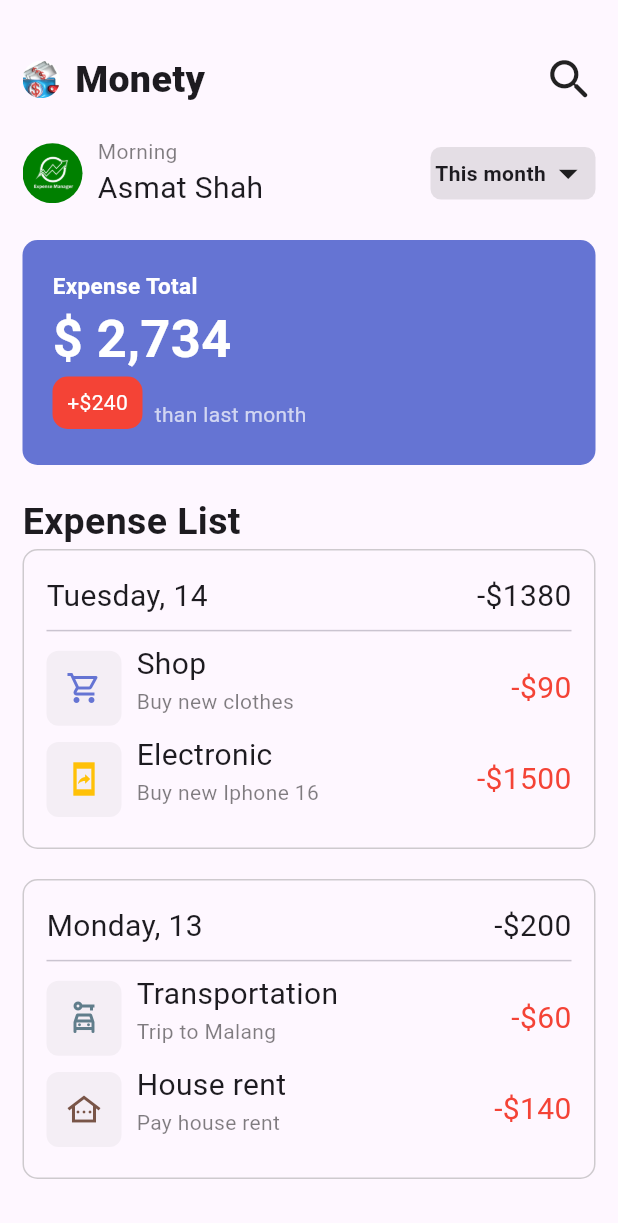
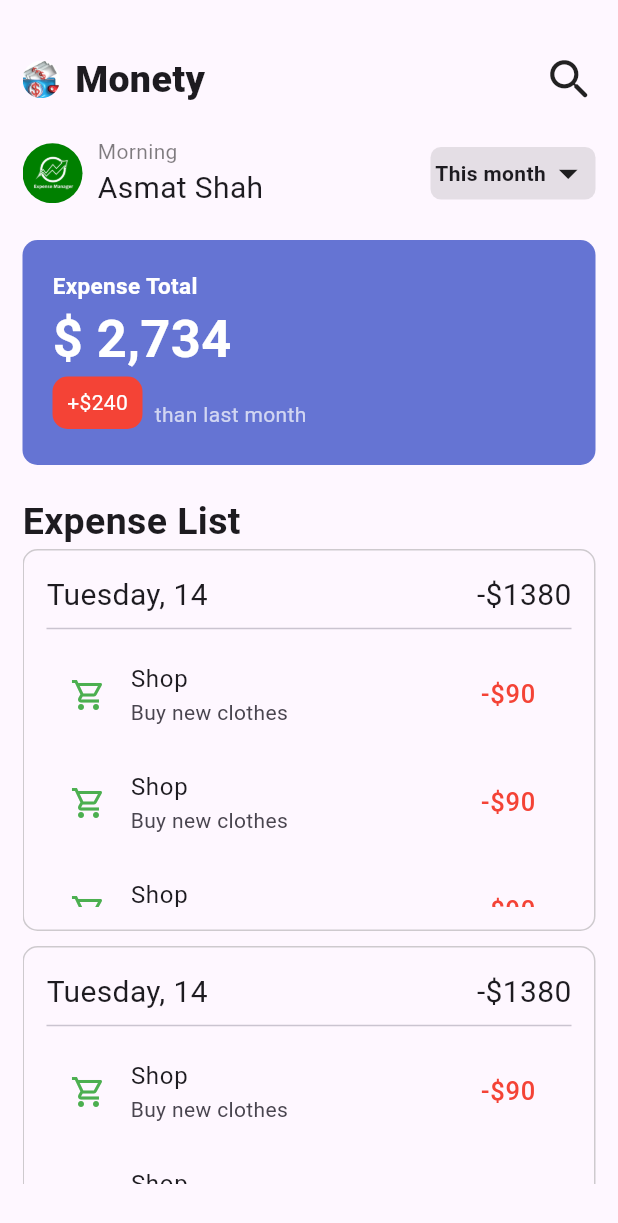
Before and after one commit to Asmat77/Expence_App_ui, a Flutter app: the HomePage screen opened directly, on a phone screen of 412 x 824 dp. Shown: the top 1223 px of the screen. Run offline on Flutter 3.47's test engine with Material 3 defaults, Android fonts, the phone set to English and light mode, and no system bars; our stand-ins replace sqflite; accounts and stored records are empty.

Commit message:
third_commit

```diff
--- a/lib/main.dart
+++ b/lib/main.dart
@@ -1,6 +1,7 @@
 
 
 import 'package:expence_app/domain/app_constants.dart';
+import 'package:expence_app/ui/homepage.dart';
 import 'package:expence_app/ui/on_boarding/login_page.dart';
 import 'package:flutter/cupertino.dart';
 import 'package:flutter/material.dart';
@@ -15,7 +16,7 @@ class MyApp extends StatelessWidget{
   Widget build(BuildContext context) {
     return MaterialApp(
       title: AppConstants.APP_NAME,
-      home: LogInPage(),
+      home: HomePage(),
     );
   }
 }
--- a/lib/ui/homepage.dart
+++ b/lib/ui/homepage.dart
@@ -5,8 +5,7 @@ class HomePage extends StatelessWidget {
   @override
   Widget build(BuildContext context) {
     return Scaffold(
-      body: SingleChildScrollView(
-        child: Padding(
+      body: Padding(
         padding: const EdgeInsets.all(15.0),
         child: Column(
           crossAxisAlignment: CrossAxisAlignment.start,
@@ -162,7 +161,88 @@ class HomePage extends StatelessWidget {
               "Expense List",
               style: TextStyle(fontSize: 25, fontWeight: FontWeight.bold),
             ),
-              Container(
+            Expanded(
+              child: GridView.builder(
+                  itemCount: 5,
+                  gridDelegate: SliverGridDelegateWithFixedCrossAxisCount(
+                      crossAxisCount: 1,mainAxisSpacing: 10,childAspectRatio: 1.5),
+                  itemBuilder: (_,index){
+                return Container(
+                  padding: EdgeInsets.all(15),
+
+                  decoration: BoxDecoration(
+                      borderRadius: BorderRadius.circular(10),
+                      border: Border.all(color: Colors.grey.withOpacity(.5))),
+                  child: Column(children: [
+                    SizedBox(
+                      child: Row(
+                        children: [
+                          Expanded(
+                              child: Text(
+                                "Tuesday, 14",
+                                style: TextStyle(fontSize: 20),
+                              )),
+                          SizedBox(
+                            child:
+                            Text("-\$1380", style: TextStyle(fontSize: 20)),
+                          )
+                        ],
+                      ),
+                    ),
+                    Divider(),
+                    Expanded(
+                      child: ListView.builder(itemBuilder: (_,index){
+                        return ListTile(
+                          leading: Icon(Icons.shopping_cart_outlined,color: Colors.green),
+                          title: Text("Shop"),
+                          subtitle: Text("Buy new clothes"),
+                          trailing: Text("-\$90",style: TextStyle(color: Colors.red,fontSize: 17)),
+                        );
+                      }),
+                    )
+                  ]),
+                );
+              }),
+            ),
+            /// original container1
+            /*Container(
+              padding: EdgeInsets.all(15),
+              width: double.infinity,
+              height: 200,
+              decoration: BoxDecoration(
+                  borderRadius: BorderRadius.circular(10),
+                  border: Border.all(color: Colors.grey.withOpacity(.5))),
+              child: Column(children: [
+                SizedBox(
+                  child: Row(
+                    children: [
+                      Expanded(
+                          child: Text(
+                        "Tuesday, 14",
+                        style: TextStyle(fontSize: 20),
+                      )),
+                      SizedBox(
+                        child:
+                            Text("-\$1380", style: TextStyle(fontSize: 20)),
+                      )
+                    ],
+                  ),
+                ),
+                Divider(),
+                Expanded(
+                    child: ListView.builder(itemBuilder: (_,index){
+                      return ListTile(
+                        leading: Icon(Icons.shopping_cart_outlined,color: Colors.green),
+                        title: Text("Shop"),
+                        subtitle: Text("Buy new clothes"),
+                        trailing: Text("-\$90",style: TextStyle(color: Colors.red)),
+                      );
+                    }),
+                )
+              ]),
+            ),*/
+
+            /* Container(
               width: double.infinity,
               height: 200,
               decoration: BoxDecoration(
@@ -172,9 +252,7 @@ class HomePage extends StatelessWidget {
                 padding: const EdgeInsets.all(15.0),
                 child: Column(
                   children: [
-                      Expanded(
-                        flex: 1,
-                        child: Row(
+                    Row(
                       children: [
                         Expanded(
                             child: Text(
@@ -187,98 +265,64 @@ class HomePage extends StatelessWidget {
                         )
                       ],
                     ),
+                    Divider(),
+                    SizedBox(
+
+                      child: ListView.builder(itemBuilder: (_,index){
+                        return ListTile(
+                          leading: Icon(Icons.shopping_cart_outlined),
+                          title: Text("Shopping"),
+                          subtitle: Text("Buy new clothes"),
+                          trailing: Text("-\$90"),
+                        );
+                      }),
+                    )
+
+                  ],
+                ),
+              ),
+            ),*/
+            SizedBox(
+              height: 20,
+            ),
+            /// original container2
+            /*Container(
+              padding: EdgeInsets.all(15),
+              width: double.infinity,
+              height: 200,
+              decoration: BoxDecoration(
+                  borderRadius: BorderRadius.circular(10),
+                  border: Border.all(color: Colors.grey.withOpacity(.5))),
+              child: Column(children: [
+                SizedBox(
+                  child: Row(
+                    children: [
+                      Expanded(
+                          child: Text(
+                            "Monday, 14",
+                            style: TextStyle(fontSize: 20),
+                          )),
+                      SizedBox(
+                        child:
+                        Text("-\$1380", style: TextStyle(fontSize: 20)),
+                      )
+                    ],
+                  ),
                 ),
                 Divider(),
                 Expanded(
-                          flex: 2,
-                          child: Row(
-                            children: [
-                              Container(
-                                height: 50,
-                                width: 50,
-                                decoration: BoxDecoration(
-                                    color: Colors.grey.withOpacity(.1),
-                                    borderRadius: BorderRadius.circular(8)),
-                                child: Icon(
-                                  Icons.shopping_cart_outlined,
-                                  color: Color(0xff6574D3),
-                                ),
-                              ),
-                              SizedBox(
-                                width: 10,
-                              ),
-                              Expanded(
-                                  child: Column(
-                                crossAxisAlignment: CrossAxisAlignment.start,
-                                children: [
-                                  Text(
-                                    "Shop",
-                                    style: TextStyle(fontSize: 20),
-                                  ),
-                                  Text(
-                                    "Buy new clothes",
-                                    style: TextStyle(
-                                        color: Colors.black.withOpacity(.5)),
+                  child: ListView.builder(itemBuilder: (_,index){
+                    return ListTile(
+                      leading: Icon(Icons.emoji_transportation_outlined,color: Colors.blue,),
+                      title: Text("Shop"),
+                      subtitle: Text("Buy new clothes"),
+                      trailing: Text("-\$60",style: TextStyle(color: Colors.red)),
+                    );
+                  }),
                 )
-                                ],
-                              )),
-                              SizedBox(
-                                  child: Text(
-                                "-\$90",
-                                style:
-                                    TextStyle(fontSize: 20, color: Colors.red),
-                              ))
-                            ],
-                          )),
-                      Expanded(
-                          flex: 2,
-                          child: Row(
-                            children: [
-                              Container(
-                                height: 50,
-                                width: 50,
-                                decoration: BoxDecoration(
-                                    color: Colors.grey.withOpacity(.1),
-                                    borderRadius: BorderRadius.circular(8)),
-                                child: Icon(
-                                  Icons.mobile_screen_share_sharp,
-                                  color: Colors.amber,
-                                ),
-                              ),
-                              SizedBox(
-                                width: 10,
-                              ),
-                              Expanded(
-                                  child: Column(
-                                crossAxisAlignment: CrossAxisAlignment.start,
-                                children: [
-                                  Text(
-                                    "Electronic",
-                                    style: TextStyle(fontSize: 20),
-                                  ),
-                                  Text(
-                                    "Buy new Iphone 16",
-                                    style: TextStyle(
-                                        color: Colors.black.withOpacity(.5)),
-                                  )
-                                ],
-                              )),
-                              SizedBox(
-                                  child: Text(
-                                "-\$1500",
-                                style:
-                                    TextStyle(fontSize: 20, color: Colors.red),
-                              ))
-                            ],
-                          )),
-                    ],
-                  ),
-                ),
-              ),
-              SizedBox(
-                height: 20,
-              ),
-              Container(
+              ]),
+            ),*/
+            /* Container(
               width: double.infinity,
               height: 200,
               decoration: BoxDecoration(
@@ -390,9 +434,8 @@ class HomePage extends StatelessWidget {
                   ],
                 ),
               ),
-              )
+            )*/
           ],
-          ),
         ),
       ),
     );
```
Lines whose indentation alone changed are shown as unchanged.
